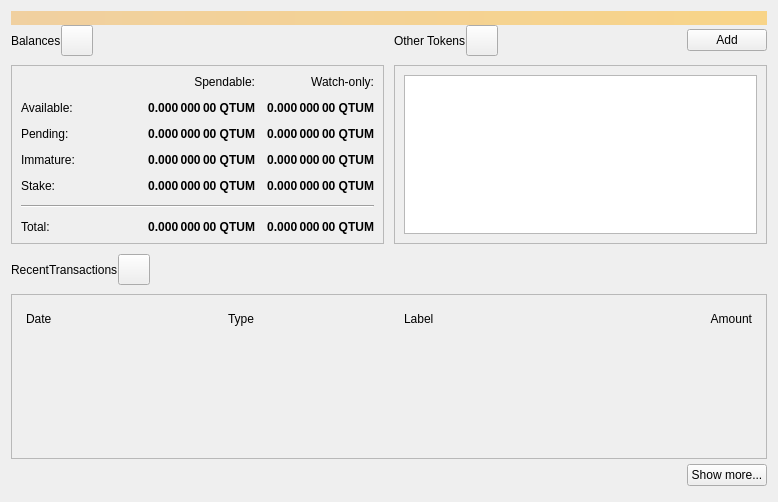
First picture: the form in src/qt/forms/overviewpage.ui, repository qtumproject/qtum, before the edit.
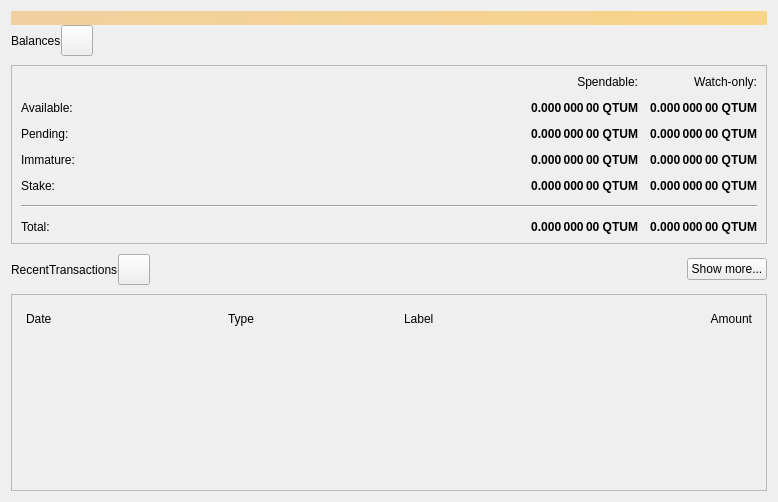
Second picture: the form after the edit. Icons and pictures are not drawn.

Commit message: Remove the token list from overview page

```diff
--- a/src/qt/forms/overviewpage.ui
+++ b/src/qt/forms/overviewpage.ui
@@ -38,84 +38,6 @@
    </item>
    <item>
     <layout class="QGridLayout" name="gridLayout_2">
-     <item row="0" column="2">
-      <layout class="QHBoxLayout" name="horizontalLayout_4">
-       <property name="bottomMargin">
-        <number>9</number>
-       </property>
-       <item>
-        <widget class="QLabel" name="labelTokens">
-         <property name="text">
-          <string>Other Tokens</string>
-         </property>
-        </widget>
-       </item>
-       <item>
-        <widget class="QToolButton" name="labelTokenStatus">
-         <property name="toolTip">
-          <string>The displayed information may be out of date. Your wallet automatically synchronizes with the Qtum network after a connection is established, but this process has not completed yet.</string>
-         </property>
-         <property name="text">
-          <string/>
-         </property>
-         <property name="iconSize">
-          <size>
-           <width>24</width>
-           <height>24</height>
-          </size>
-         </property>
-         <property name="flat" stdset="0">
-          <bool>false</bool>
-         </property>
-        </widget>
-       </item>
-       <item>
-        <spacer name="horizontalSpacer_7">
-         <property name="orientation">
-          <enum>Qt::Horizontal</enum>
-         </property>
-         <property name="sizeHint" stdset="0">
-          <size>
-           <width>40</width>
-           <height>20</height>
-          </size>
-         </property>
-        </spacer>
-       </item>
-       <item>
-        <widget class="QPushButton" name="buttonAddToken">
-         <property name="text">
-          <string>Add</string>
-         </property>
-        </widget>
-       </item>
-      </layout>
-     </item>
-     <item row="1" column="2">
-      <widget class="QFrame" name="frameOtherTokens">
-       <property name="minimumSize">
-        <size>
-         <width>0</width>
-         <height>100</height>
-        </size>
-       </property>
-       <property name="frameShape">
-        <enum>QFrame::StyledPanel</enum>
-       </property>
-       <property name="frameShadow">
-        <enum>QFrame::Raised</enum>
-       </property>
-       <layout class="QVBoxLayout" name="verticalLayout_10">
-        <item>
-         <widget class="QListView" name="listTokens">
-          <property name="enabled">
-           <bool>true</bool>
-          </property>
-         </widget>
-        </item>
-       </layout>
-      </widget>
-     </item>
      <item row="1" column="0">
       <widget class="QFrame" name="frameBalances">
        <property name="frameShape">
@@ -515,22 +437,6 @@
        </item>
       </layout>
      </item>
-     <item row="0" column="1" rowspan="2">
-      <spacer name="horizontalSpacer_4">
-       <property name="orientation">
-        <enum>Qt::Horizontal</enum>
-       </property>
-       <property name="sizeType">
-        <enum>QSizePolicy::Fixed</enum>
-       </property>
-       <property name="sizeHint" stdset="0">
-        <size>
-         <width>10</width>
-         <height>20</height>
-        </size>
-       </property>
-      </spacer>
-     </item>
     </layout>
    </item>
    <item>
@@ -601,6 +507,13 @@
        </property>
       </spacer>
      </item>
+     <item>
+      <widget class="QPushButton" name="showMoreButton">
+       <property name="text">
+        <string>Show more...</string>
+       </property>
+      </widget>
+     </item>
     </layout>
    </item>
    <item>
@@ -701,36 +614,6 @@
        </layout>
       </widget>
      </item>
-     <item>
-      <layout class="QHBoxLayout" name="horizontalLayout">
-       <property name="topMargin">
-        <number>5</number>
-       </property>
-       <property name="bottomMargin">
-        <number>5</number>
-       </property>
-       <item>
-        <spacer name="horizontalSpacer_6">
-         <property name="orientation">
-          <enum>Qt::Horizontal</enum>
-         </property>
-         <property name="sizeHint" stdset="0">
-          <size>
-           <width>40</width>
-           <height>20</height>
-          </size>
-         </property>
-        </spacer>
-       </item>
-       <item>
-        <widget class="QPushButton" name="showMoreButton">
-         <property name="text">
-          <string>Show more...</string>
-         </property>
-        </widget>
-       </item>
-      </layout>
-     </item>
     </layout>
    </item>
   </layout>
```
The commit also changes 3 other files.
